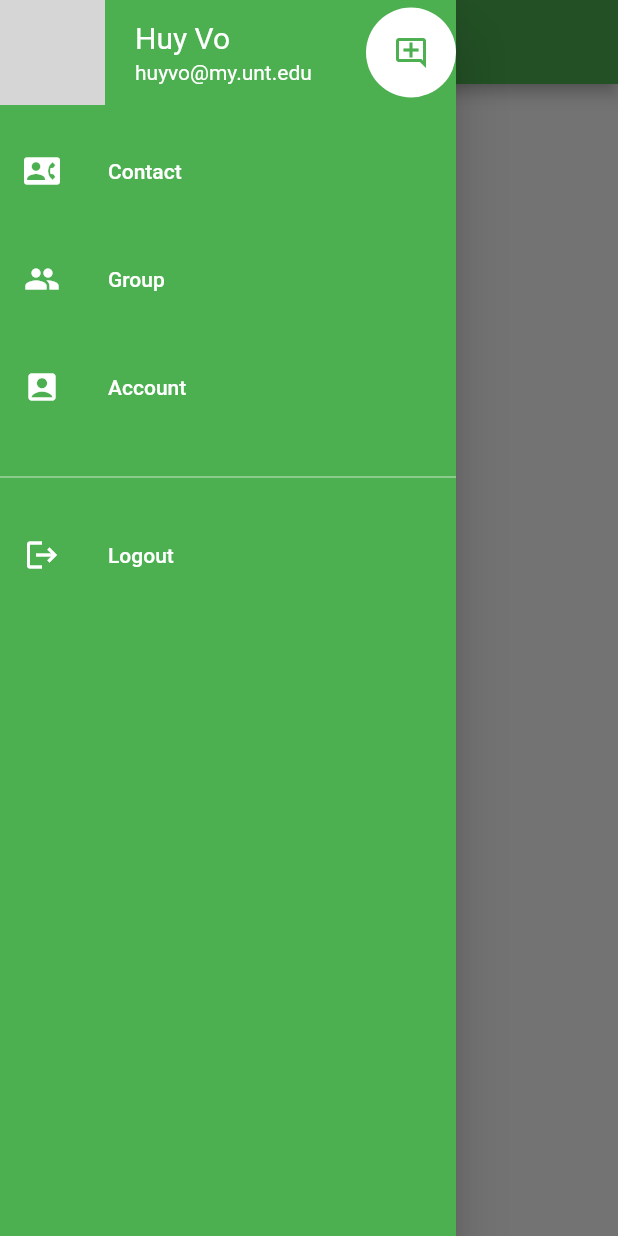
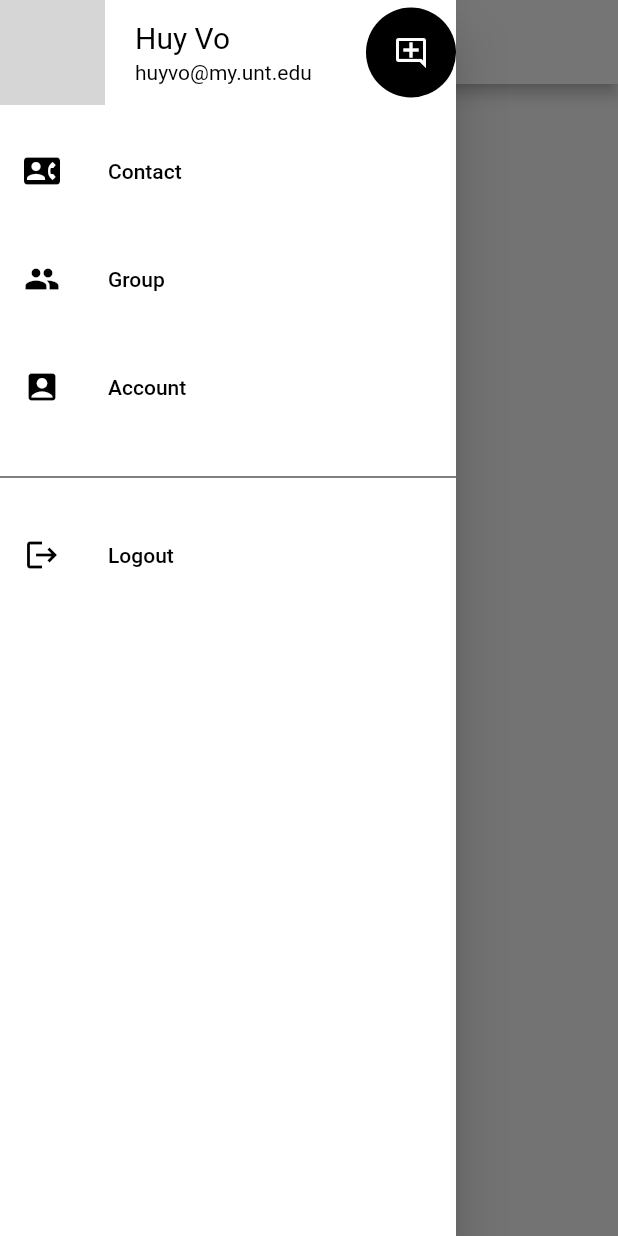
Before and after one commit to vohuy1894/Flutter_Portfolio, a Flutter app: the MapPage screen opened directly, with the side drawer open, on a phone screen of 412 x 824 dp. Run offline on Flutter 3.47's test engine with Material 2 defaults, Android fonts, the phone set to English and light mode, and no system bars; our stand-ins replace firebase_auth, firebase_core, firebase_database; accounts and stored records are empty; network calls fail; grey boxes are pictures that could not be loaded.

```diff
--- a/portfolio/lib/pages/log_in_out/login.dart
+++ b/portfolio/lib/pages/log_in_out/login.dart
@@ -54,6 +54,7 @@ class _SignIn extends State<SignIn> {
                   },
                 ),
                 TextFormField(
+                  obscureText: true,
                   controller: passwordController,
                   cursorColor: primaryColor,
                   decoration: InputDecoration(
--- a/portfolio/lib/pages/map.dart
+++ b/portfolio/lib/pages/map.dart
@@ -6,9 +6,19 @@ class MapPage extends StatelessWidget {
   Widget build(BuildContext context) => Scaffold(
         drawer: MenuDrawer(),
         appBar: AppBar(
-          title: Text('GiG'),
-          centerTitle: true,
-          backgroundColor: Colors.green,
+          leading: Builder(
+            builder: (BuildContext context) {
+              return IconButton(
+                icon: Image.asset("assets/images/menu_icon.png"),
+                onPressed: () {
+                  Scaffold.of(context).openDrawer();
+                },
+                tooltip: MaterialLocalizations.of(context).openAppDrawerTooltip,
+              );
+            },
+          ),
+          backgroundColor: Colors.white,
+          title: Text('Portfolio', style: TextStyle(color: Colors.black),),
         ),
       );
 }
--- a/portfolio/lib/widgets/menu_drawer.dart
+++ b/portfolio/lib/widgets/menu_drawer.dart
@@ -18,7 +18,7 @@ class MenuDrawer extends StatelessWidget {
         'https://www.biography.com/.image/ar_1:1%2Cc_fill%2Ccs_srgb%2Cfl_progressive%2Cq_auto:good%2Cw_1200/MTc5OTk2ODUyMTMxNzM0ODcy/gettyimages-1229892983-square.jpg';
     return Drawer(
       child: Material(
-        color: Colors.green,
+        color: Colors.white,
         child: ListView(
           children: <Widget>[
             //Contain list of menu items
@@ -62,7 +62,7 @@ class MenuDrawer extends StatelessWidget {
               height: 24,
             ),
             Divider(
-              color: Colors.white70,
+              color: Colors.black,
             ),
             const SizedBox(
               height: 16,
@@ -98,20 +98,20 @@ Widget buildHeader({
             children: [
               Text(
                 name,
-                style: TextStyle(fontSize: 20, color: Colors.white),
+                style: TextStyle(fontSize: 20, color: Colors.black),
               ),
               const SizedBox(height: 4),
               Text(
                 email,
-                style: TextStyle(fontSize: 14, color: Colors.white),
+                style: TextStyle(fontSize: 14, color: Colors.black),
               ),
             ],
           ),
           Spacer(),
           CircleAvatar(
             radius: 30,
-            backgroundColor: Colors.white,
-            child: Icon(Icons.add_comment_outlined, color: Colors.green),
+            backgroundColor: Colors.black,
+            child: Icon(Icons.add_comment_outlined, color: Colors.white),
           )
         ],
       ),
@@ -121,8 +121,8 @@ Widget buildMenuItem({
   required IconData icon,
   VoidCallback? onClicked,
 }) {
-  final color = Colors.white;
-  final hoverColor = Colors.white70;
+  final color = Colors.black;
+  final hoverColor = Colors.red;
   return ListTile(
     leading: Icon(
       icon,
```
Also changed, not shown: portfolio/lib/pages/log_in_out/register.dart (+57 -6 lines), portfolio/lib/pages/log_in_out/verify.dart (added, +126 -0 lines), portfolio/lib/services/fire_auth.dart (added, +71 -0 lines), portfolio/assets/images/menu_icon.png (added).
